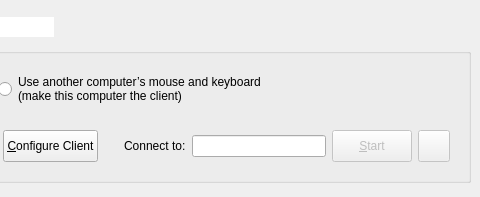
Old version of the form src/lib/gui/MainWindow.ui in the repository youxia173/DeskConnect; both pictures show x 491 to 971 and y 0 to 197 of the 971 by 197 pixel window.
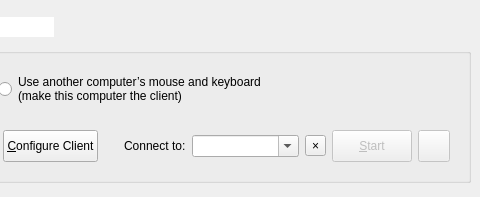
New version of the form. Icons and pictures are not drawn.

Diff of the .ui file:
```diff
--- a/src/lib/gui/MainWindow.ui
+++ b/src/lib/gui/MainWindow.ui
@@ -399,15 +399,31 @@
               </widget>
              </item>
              <item>
-              <widget class="QLineEdit" name="lineHostname">
-               <property name="minimumSize">
-                <size>
-                 <width>0</width>
-                 <height>0</height>
-                </size>
+              <widget class="QComboBox" name="comboHostname">
+               <property name="sizePolicy">
+                <sizepolicy hsizetype="Expanding" vsizetype="Fixed">
+                 <horstretch>0</horstretch>
+                 <verstretch>0</verstretch>
+                </sizepolicy>
                </property>
                <property name="toolTip">
-                <string>&lt;html&gt;Hostname or IP address of the server computer.&lt;br/&gt;May contain a comma seperated list.&lt;/html&gt;</string>
+                <string>&lt;html&gt;Hostname or IP address of the server computer.&lt;br/&gt;May contain a comma separated list.&lt;br/&gt;Successfully connected addresses are remembered here.&lt;/html&gt;</string>
+               </property>
+               <property name="editable">
+                <bool>true</bool>
+               </property>
+               <property name="insertPolicy">
+                <enum>QComboBox::InsertPolicy::NoInsert</enum>
+               </property>
+              </widget>
+             </item>
+             <item>
+              <widget class="QToolButton" name="btnRemoveHostname">
+               <property name="toolTip">
+                <string>Remove the selected address from history</string>
+               </property>
+               <property name="text">
+                <string>×</string>
                </property>
               </widget>
              </item>
```
